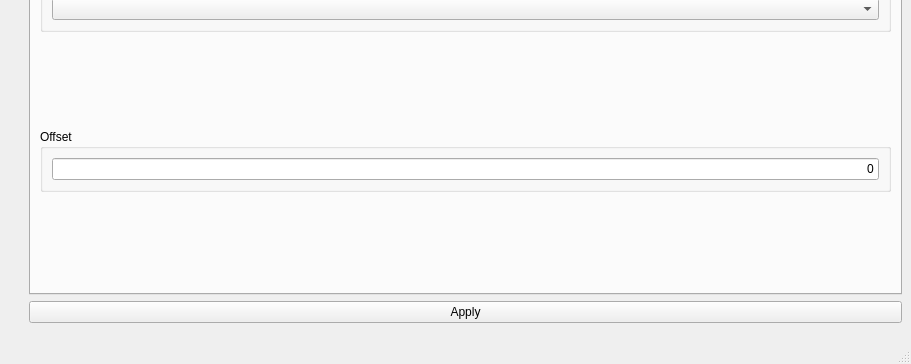
Qt form ui/main_window.ui (yn4k4nishi/aemwel_viewer) before a commit; both pictures show x 0 to 911 and y 373 to 737 of the 911 by 737 pixel window.
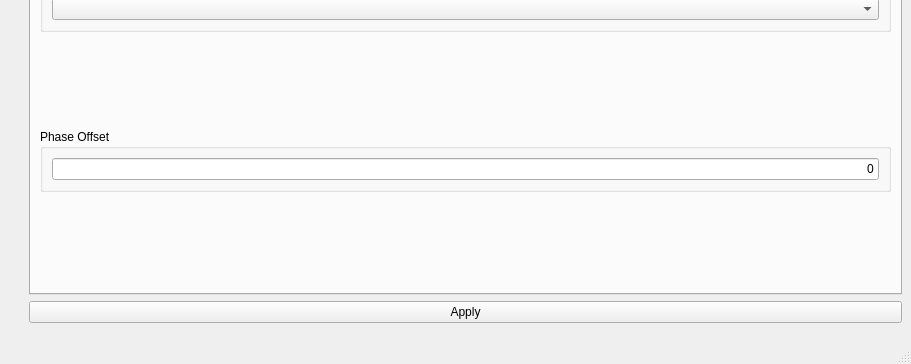
The same form after that commit. The open tabs and pages were chosen to show the change.

The edit to the form file:
```diff
--- a/ui/main_window.ui
+++ b/ui/main_window.ui
@@ -196,7 +196,7 @@
              </sizepolicy>
             </property>
             <property name="title">
-             <string>Offset</string>
+             <string>Phase Offset</string>
             </property>
             <layout class="QVBoxLayout" name="verticalLayout_8">
              <item>
```
